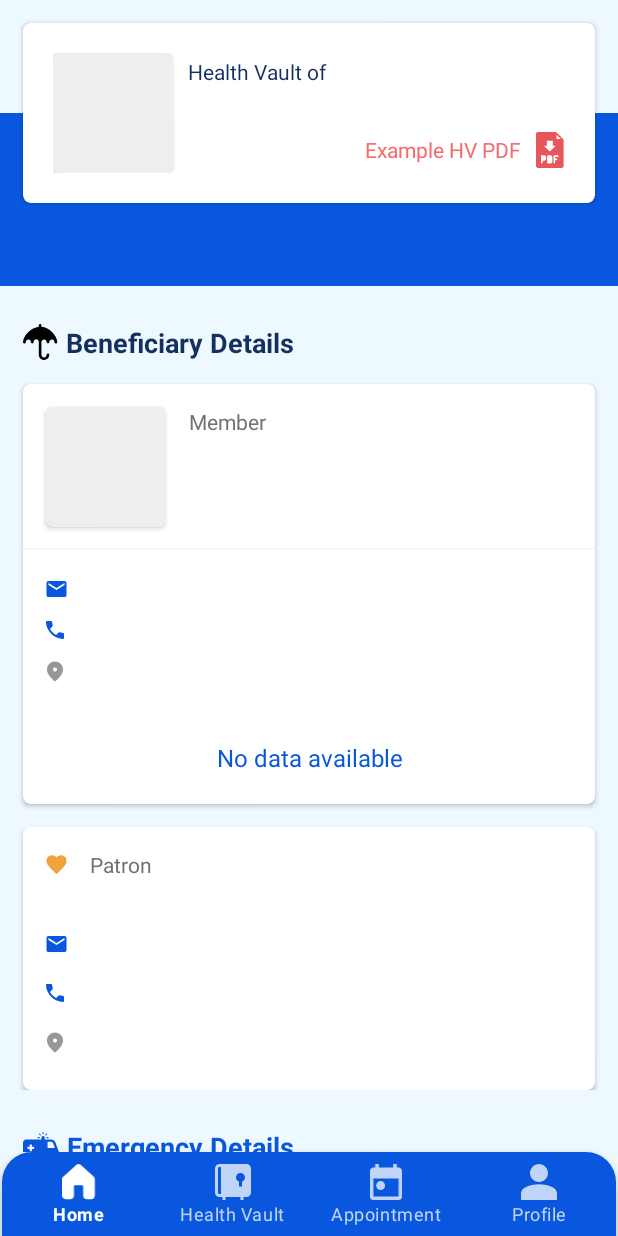
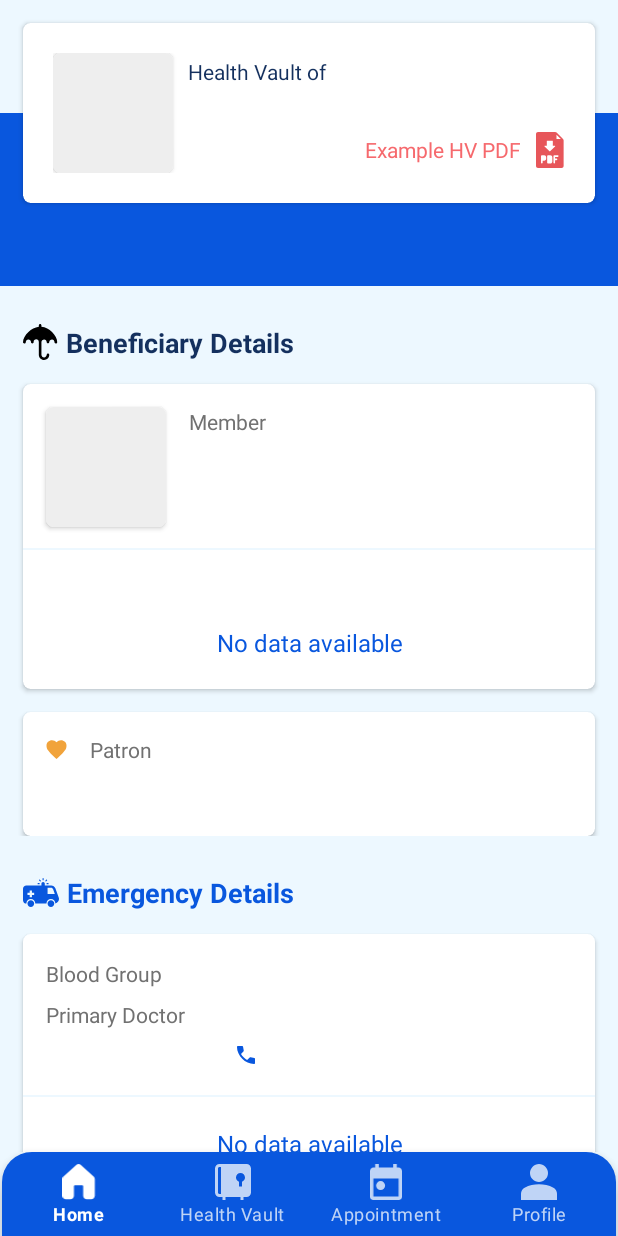
Before and after one commit to RajaganapathiPreludeSys/SafeGuardFamilyDiabezone, an Android app: the fragment HealthVaultFragment placed in its activity, on a phone screen of 412 x 824 dp. Run offline under Robolectric (Android 15) with nearby library versions, the phone set to English and light mode, and no system bars; our stand-ins replace data binding; libraries missing offline, so code that uses them is left out: com.github.mikephil.charting; network calls fail; pictures from the network do not load; 2 statements that could not run were skipped.

Commit message:
General commit

```diff
--- a/app/src/main/java/com/safeguardFamily/diabezone/model/response/ProvidersResponse.kt
+++ b/app/src/main/java/com/safeguardFamily/diabezone/model/response/ProvidersResponse.kt
@@ -37,7 +37,7 @@ data class Provider(
     @SerializedName("type") var type: String,
     @SerializedName("vchat_url") var vchat_url: String,
     @SerializedName("mobile") var mobile: String,
-    @SerializedName("whatsapp_no") var whatsapp_no: String,
+    @SerializedName("whatsapp") var whatsapp: String,
     @SerializedName("category") var category: String,
     @SerializedName("is_free") var isFree: Boolean,
     @SerializedName("cc") var cc: String
--- a/app/src/main/java/com/safeguardFamily/diabezone/ui/activity/MemberDetailsActivity.kt
+++ b/app/src/main/java/com/safeguardFamily/diabezone/ui/activity/MemberDetailsActivity.kt
@@ -139,7 +139,7 @@ class MemberDetailsActivity : BaseActivity<ActivityMemberDetailsBinding, MemberD
         }
 
         mBinding.tvWhatsappCall.setOnClickListener {
-            openWhatsApp(mViewModel.userResponse.value!!.health_coach!!.whatsapp_no)
+            openWhatsApp(mViewModel.userResponse.value!!.health_coach!!.whatsapp)
             Firebase.analytics.logEvent(FirebaseAnalytics.Event.SELECT_ITEM) {
                 param(FirebaseAnalytics.Param.CONTENT, "Whats App doctor")
             }
--- a/app/src/main/java/com/safeguardFamily/diabezone/ui/adapter/HistoryAdapter.kt
+++ b/app/src/main/java/com/safeguardFamily/diabezone/ui/adapter/HistoryAdapter.kt
@@ -44,7 +44,9 @@ class HistoryAdapter(items: List<History>) :
             tvAllergyTitle.text = item.title
             tvName.text = item.preparedBy
             tvHospital.text = item.hospital
-            tvSeverity.text = if (item.comment!!.length > 2) item.comment else "NIL"
+            if (item.comment!!.length > 1)
+                tvSeverity.text =  item.comment
+            else llSeverity.visibility = View.GONE
             tvReaction.text = item.status
             tvDate.text = DateUtils.displayingDateFormatTwoFromAPIDateTime(item.reportDate!!)
             tvTime.text = DateUtils.displayingTimeFormat(item.reportDate!!)
--- a/app/src/main/res/layout/activity_member_details.xml
+++ b/app/src/main/res/layout/activity_member_details.xml
@@ -326,7 +326,7 @@
                                 android:drawablePadding="10dp"
                                 android:gravity="center_vertical"
                                 android:padding="10dp"
-                                android:text="@{profile.health_coach.whatsapp_no}" />
+                                android:text="@{profile.health_coach.whatsapp}" />
 
                         </LinearLayout>
 
--- a/app/src/main/res/layout/fragment_health_vault.xml
+++ b/app/src/main/res/layout/fragment_health_vault.xml
@@ -205,6 +205,7 @@
                                 android:id="@+id/tvEmail"
                                 style="@style/Medium.Blue"
                                 android:layout_width="match_parent"
+                                android:visibility="gone"
                                 android:layout_height="wrap_content"
                                 android:drawableStart="@drawable/ic_mail"
                                 android:drawablePadding="15dp" />
@@ -215,6 +216,7 @@
                                 android:layout_width="match_parent"
                                 android:layout_height="wrap_content"
                                 android:layout_marginTop="5dp"
+                                android:visibility="gone"
                                 android:drawableStart="@drawable/ic_call"
                                 android:drawablePadding="15dp" />
 
@@ -224,6 +226,7 @@
                                 android:layout_width="match_parent"
                                 android:layout_height="wrap_content"
                                 android:layout_marginTop="5dp"
+                                android:visibility="gone"
                                 android:drawableStart="@drawable/ic_location"
                                 android:drawablePadding="15dp" />
                         </LinearLayout>
@@ -278,6 +281,7 @@
                             style="@style/Medium.Blue"
                             android:layout_width="match_parent"
                             android:layout_height="wrap_content"
+                            android:visibility="gone"
                             android:layout_marginBottom="5dp"
                             android:drawableStart="@drawable/ic_mail"
                             android:drawablePadding="15dp" />
@@ -289,6 +293,7 @@
                             android:layout_height="wrap_content"
                             android:layout_marginTop="5dp"
                             android:layout_marginBottom="5dp"
+                            android:visibility="gone"
                             android:drawableStart="@drawable/ic_call"
                             android:drawablePadding="15dp" />
 
@@ -299,6 +304,7 @@
                             android:layout_height="wrap_content"
                             android:layout_marginTop="5dp"
                             android:layout_marginBottom="5dp"
+                            android:visibility="gone"
                             android:drawableStart="@drawable/ic_location"
                             android:drawablePadding="15dp" />
 
@@ -1375,6 +1381,7 @@
                                 android:layout_width="match_parent"
                                 android:layout_height="wrap_content"
                                 android:layout_marginTop="5dp"
+                                android:visibility="gone"
                                 android:drawableStart="@drawable/ic_location"
                                 android:drawablePadding="15dp" />
                         </LinearLayout>
@@ -1431,6 +1438,7 @@
                             android:layout_width="match_parent"
                             android:layout_height="wrap_content"
                             android:layout_marginBottom="5dp"
+                            android:visibility="gone"
                             android:drawableStart="@drawable/ic_mail"
                             android:drawablePadding="15dp" />
 
@@ -1440,6 +1448,7 @@
                             android:layout_width="match_parent"
                             android:layout_height="wrap_content"
                             android:layout_marginTop="5dp"
+                            android:visibility="gone"
                             android:layout_marginBottom="5dp"
                             android:drawableStart="@drawable/ic_call"
                             android:drawablePadding="15dp" />
@@ -1451,6 +1460,7 @@
                             android:layout_height="wrap_content"
                             android:layout_marginTop="5dp"
                             android:layout_marginBottom="5dp"
+                            android:visibility="gone"
                             android:drawableStart="@drawable/ic_location"
                             android:drawablePadding="15dp" />
 
```
Also changed, not shown: app/src/main/java/com/safeguardFamily/diabezone/ui/adapter/EmergencyContactAdapter.kt (+5 -2 lines), app/src/main/java/com/safeguardFamily/diabezone/ui/fragment/HealthVaultFragment.kt (+38 -0 lines), app/src/main/java/com/safeguardFamily/diabezone/ui/fragment/HomeFragment.kt (+7 -3 lines).
